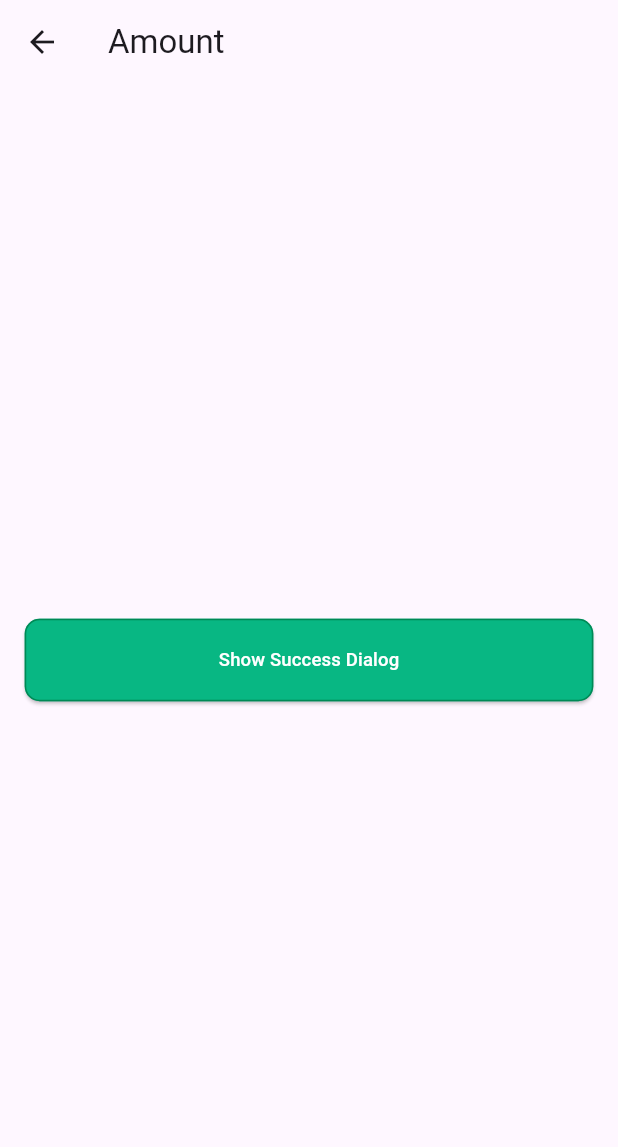
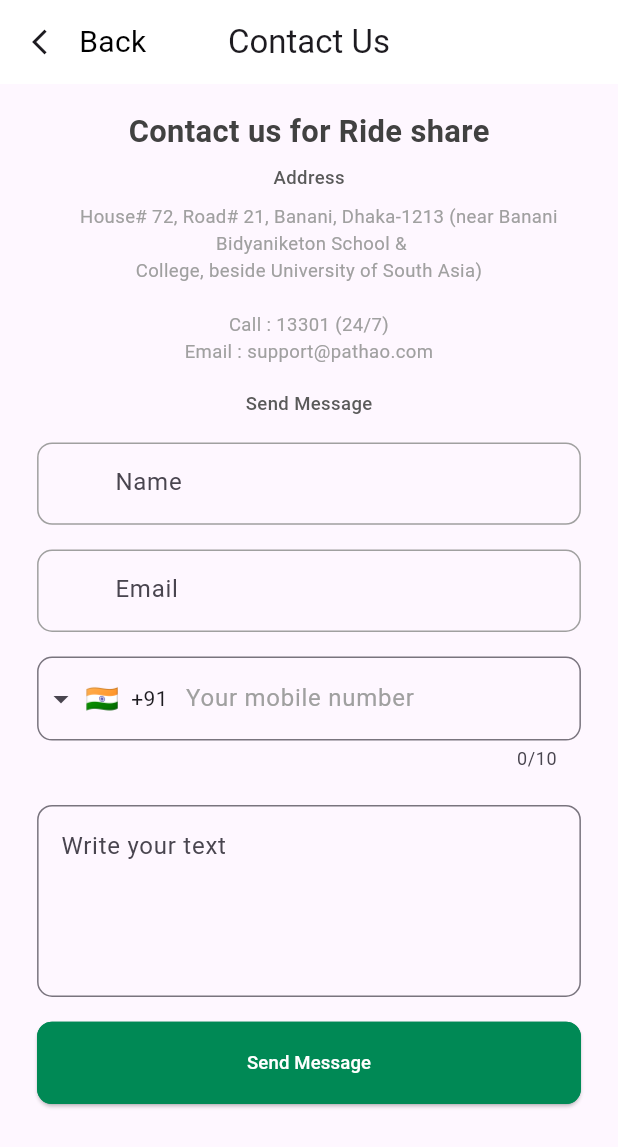
Before and after one commit to ReemAjjawi/notes_appu, a Flutter app: the screen it shows after launch, on a phone screen of 412 x 824 dp. Shown: the top 1147 px of the screen. Run offline on Flutter 3.47's test engine with Material 3 defaults, Android fonts, the phone set to English and light mode, and no system bars; drawn by our look-alikes of intl_phone_field; our stand-ins replace bloc, dartz, dio, flutter_bloc, flutter_dash, flutter_map and 7 more; accounts and stored records are empty.

Commit message:
add code

```diff
--- a/lib/core/resources/managers/strings_manager.dart
+++ b/lib/core/resources/managers/strings_manager.dart
@@ -251,12 +251,13 @@
   static const String ADDRESS = "Address";
   static const String CONTACTUSFORRIDESHARE = "Contact us for Ride share";
   static const String ADDRESSINFORMATION =
-      "House# 72, Road# 21, Banani, Dhaka-1213 (near Banani\n Bidyaniketon School &\nCollege, beside University of South Asia)\n \nCall : 13301 (24/7)\nEmail : support@pathao.com";
+      "    House# 72, Road# 21, Banani, Dhaka-1213 (near Banani\n Bidyaniketon School &\nCollege, beside University of South Asia)\n \nCall : 13301 (24/7)\nEmail : support@pathao.com";
   static const String SENDMESSAGE = "Send Message";
   static const String DELETE = "Delete";
   static const String DELETEACCOUNTINFORMATION =
-      "Are you sure you want to delete your account? Please read how account deletion will affect.\nDeleting your account removes personal information our database. Tour email becomes permanently reserved and same email cannot be re-use to register a new account.";
+      "Are  you  sure  you   want  to  delete your account? Please read how account deletion \nwill affect.\nDeleting your account removes personal \ninformation our database. Tour email \nbecomes permanently reserved and same\n email cannot be re-use to register a new \naccount.";
   static const String SUBHELPANDSUPPORT =
       "Lorem ipsum dolor sit amet consectetur. Sit pulvinar mauris mauris eu nibh semper nisl pretium laoreet. Sed non faucibus ac lectus eu arcu. Nulla sit congue facilisis vestibulum egestas nisl feugiat pharetra. Odio sit tortor morbi at orci ipsum dapibus interdum. Lorem felis est aliquet arcu nullam pellentesque. Et habitasse ac arcu et nunc euismod rhoncus facilisis sollicitudin.";
 static const String SHOWSUCCESSDIALOG = "Show Success Dialog";
+static const String WHRITEYOURTEXT = "Write your text";
 }
--- a/lib/core/resources/routes/app_routes.dart
+++ b/lib/core/resources/routes/app_routes.dart
@@ -2,9 +2,15 @@
 import 'package:hive/hive.dart';
 import 'package:ride_application/features/auth/presentation/view/welcome_screen.dart';
 
+import '../../../features/Auth/presentation/view/set_password_screen.dart';
 import '../../../features/Auth/presentation/view/sign_up_screen.dart';
+import '../../../features/Settings/presentation/view/change_language.dart';
+import '../../../features/Settings/presentation/view/change_password.dart';
+import '../../../features/Settings/presentation/view/contact_us.dart';
+import '../../../features/Settings/presentation/view/delete_account.dart';
+import '../../../features/Settings/presentation/view/privacy_policy.dart';
+import '../../../features/Settings/presentation/view/settings.dart';
 import '../../../features/auth/data/model/user_model.dart';
-import '../../../features/auth/presentation/view/set_password_screen.dart';
 import '../../../features/categories/presentation/view/bicycles_screen.dart';
 import '../../../features/categories/presentation/view/categories_screen.dart';
 import '../../../features/hub_content/presentation/view/bicycle_details_screen.dart';
@@ -12,10 +18,10 @@
 import '../../../features/map/presentation/view/home_screen.dart';
 import '../../../features/map/presentation/view/location_screen.dart';
 import '../../../features/map/presentation/view/map_screen.dart';
-import '../../../features/payment/success_screen.dart';
 import '../../../features/request_rent/presentation/view/Reservation1_screen.dart';
 import '../../../features/request_rent/presentation/view/Reservation_screen.dart';
 import '../../../features/thank_you/thank_you_screen.dart';
+
 
 
 
@@ -29,7 +35,7 @@
         if (token != null) {
           return _materialRoute(WelcomeScreen());
         } else {
-          return _materialRoute(SuccessScreen());
+          return _materialRoute(ContactUsScreen());
         }
       case '/BicyclesScreen':
         return _materialRoute(
--- /dev/null
+++ b/lib/features/Settings/presentation/view/contact_us.dart
@@ -0,0 +1,190 @@
+import 'package:flutter/material.dart';
+import 'package:intl_phone_field/intl_phone_field.dart';
+
+import '../../../../core/helper/build_app_bar.dart';
+import '../../../../core/resources/managers/colors_manager.dart';
+import '../../../../core/resources/managers/strings_manager.dart';
+import '../../../../core/resources/managers/styles_manager.dart';
+import '../../../../core/validators.dart';
+import '../../../../core/widgets/app_button.dart';
+import '../../../../core/widgets/app_text_field.dart';
+import '../../../../main.dart';
+
+class ContactUsScreen extends StatelessWidget {
+  final TextEditingController nameController = TextEditingController();
+  final TextEditingController emailController = TextEditingController();
+  final TextEditingController numberController = TextEditingController();
+  final _formKey = GlobalKey<FormState>();
+
+  @override
+  Widget build(BuildContext context) {
+    return Scaffold(
+      appBar: _buildAppBar(context),
+      body: _buildBody(context),
+    );
+  }
+
+  PreferredSizeWidget _buildAppBar(BuildContext context) {
+    return buildAppBar(
+      hasLeading: true,
+      title: Text(StringsManager.CONTACTUS),
+      onPressed: () => _onAppBarPressed(context),
+    );
+  }
+
+  Widget _buildBody(BuildContext context) {
+    return SafeArea(
+      child: SingleChildScrollView(
+        child: Form(
+          key: _formKey,
+          child: Column(
+            crossAxisAlignment: CrossAxisAlignment.center,
+            children: [
+              _buildSizeBox( screenHeight),
+              _buildTextes(),
+              _buildSizeBox( screenHeight),
+              _buildTextFormField(
+                controller: nameController,
+                hintText: StringsManager.NAME,
+              ),
+              _buildSizeBox( screenHeight),
+              _buildTextFormField(
+                controller: emailController,
+                hintText: StringsManager.EMAIL,
+              ),
+              _buildSizeBox( screenHeight),
+              _buildPhoneField(),
+              _buildSizeBox(screenHeight),
+              _buildTextField(),
+              _buildSizeBox( screenHeight),
+              _buildAppButton(),
+              _buildSizeBox( screenHeight),
+            ],
+          ),
+        ),
+      ),
+    );
+  }
+
+  void _onAppBarPressed(BuildContext context) {
+    Navigator.of(context).pop();
+  }
+
+  Widget _buildTextes() {
+    return Column(
+      children: [
+        _buildText1(),
+        _buildSizeBox2(screenHeight),
+        _buildText2(),
+        _buildSizeBox2(screenHeight),
+        _buildText3(),
+        _buildSizeBox(screenHeight),
+        _buildText4(),
+      ],
+    );
+  }
+
+
+  Widget _buildText1() {
+  return Text(
+          StringsManager.CONTACTUSFORRIDESHARE,
+          style: StylesManager.headLineStyle,
+        );
+}
+Widget _buildText2() {
+  return Text(
+          StringsManager.ADDRESS,
+          style: StylesManager.titleTextStyle,
+        );
+}
+Widget _buildText3() {
+  return Text(
+          StringsManager.ADDRESSINFORMATION,
+          style: StylesManager.subLineStyle,
+          textAlign: TextAlign.center,
+        );
+}
+Widget _buildText4() {
+  return  Text(
+          StringsManager.SENDMESSAGE,
+          style: StylesManager.titleTextStyle,
+        );
+}
+
+  Widget _buildTextFormField({
+    required TextEditingController controller,
+    required String hintText,
+  }) {
+    return CustomTextFormField(
+      controller: controller,
+      hintText: hintText,
+      colorborder: ColorManager.subLineColor,
+      width: isPortrait ? screenWidth * 0.88 : screenWidth * 0.6,
+      height: isPortrait ? screenHeight / 15 : screenHeight / 10,
+      validator: (value) {
+        return stringValidator(value);
+      },
+    );
+  }
+
+  Widget _buildPhoneField() {
+    return SizedBox(
+      width: isPortrait ? screenWidth * 0.88 : screenWidth * 0.6,
+      height: screenHeight / 10,
+      child: IntlPhoneField(
+        controller: numberController,
+        decoration: InputDecoration(
+          hintText: StringsManager.YOURMOBILENUMBER,
+          hintStyle: const TextStyle(
+            color: ColorManager.subLineColor,
+          ),
+          border: OutlineInputBorder(
+            borderRadius: BorderRadius.circular(10),
+            borderSide: BorderSide(),
+          ),
+        ),
+        initialCountryCode: 'IN',
+        validator: (phone) {
+          return phoneValidator(phone);
+        },
+      ),
+    );
+  }
+
+  Widget _buildTextField() {
+    return SizedBox(
+      width: isPortrait ? screenWidth * 0.88 : screenWidth * 0.6,
+      child: TextField(
+        maxLines: 4,
+        decoration: InputDecoration(
+          hintText: StringsManager.WHRITEYOURTEXT,
+          border: OutlineInputBorder(
+            borderRadius: BorderRadius.circular(10),
+            borderSide: BorderSide(),
+          ),
+        ),
+      ),
+    );
+  }
+
+  Widget _buildAppButton() {
+    return Center(
+      child: AppButton(
+        text: StringsManager.SENDMESSAGE,
+        onPressed: () {},
+        backgroundColor: ColorManager.primaryColor,
+        width: isPortrait ? screenWidth * 0.88 : screenWidth * 0.6,
+        height: isPortrait ? screenHeight / 15 : screenHeight / 10,
+        textStyle: StylesManager.greenButtonStyle,
+        hasIcon: false,
+      ),
+    );
+  }
+
+Widget _buildSizeBox(double screenHeight) {
+  return SizedBox(height: screenHeight * 0.02);
+}
+Widget _buildSizeBox2(double screenHeight) {
+  return SizedBox(height: screenHeight * 0.01);
+}
+}
--- a/lib/features/thank_you/thank_you_screen.dart
+++ b/lib/features/thank_you/thank_you_screen.dart
@@ -10,11 +10,10 @@
 class ThankYouScreen extends StatelessWidget {
   @override
   Widget build(BuildContext context) {
-    return MaterialApp(
-      home: Scaffold(
+    return Scaffold(
         appBar: _buildAppBar(context),
         body: _buildBody(screenWidth, screenHeight),
-      ),
+
     );
   }
 }
```
Also changed, not shown: lib/features/Settings/presentation/view/change_language.dart (+30 -18 lines), lib/features/Settings/presentation/view/delete_account.dart (added, +76 -0 lines), lib/features/Settings/presentation/view/privacy_policy.dart (added, +65 -0 lines).
